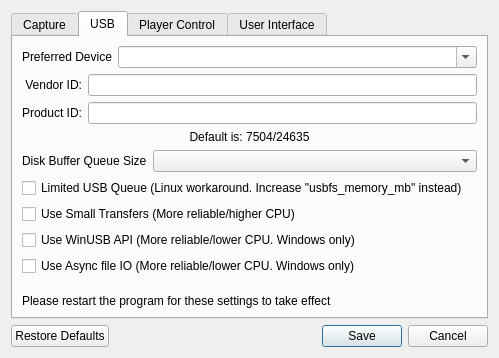
This is gui/src/DomesdayDuplicator/configurationdialog.ui in simoninns/DomesdayDuplicator as Qt 5 draws it before an edit. The edited form follows.
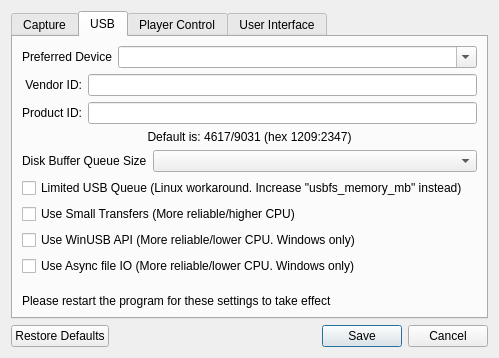
This is the edited form. The open tabs and pages were chosen to show the change.

What changed in the file:
```diff
--- a/gui/src/DomesdayDuplicator/configurationdialog.ui
+++ b/gui/src/DomesdayDuplicator/configurationdialog.ui
@@ -240,7 +240,7 @@
        <item>
         <widget class="QLabel" name="defaultIdsLabel">
          <property name="text">
-          <string>Default is: 7504/24635</string>
+          <string>Default is: 4617/9031 (hex 1209:2347)</string>
          </property>
          <property name="alignment">
           <set>Qt::AlignmentFlag::AlignCenter</set>
```
